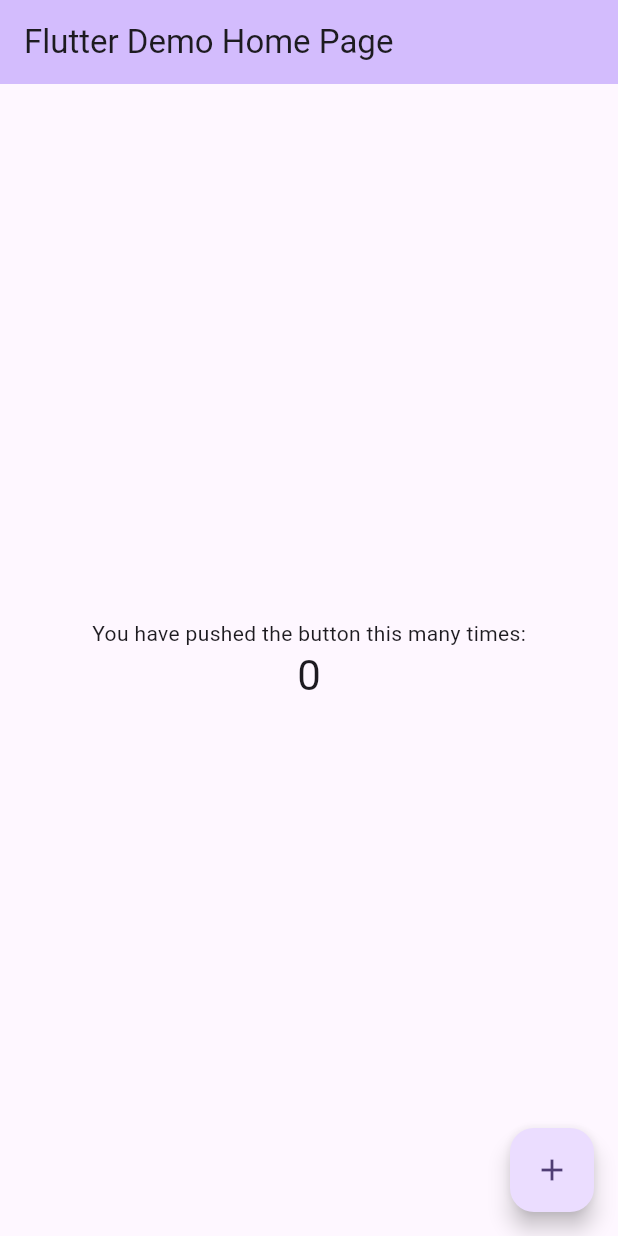
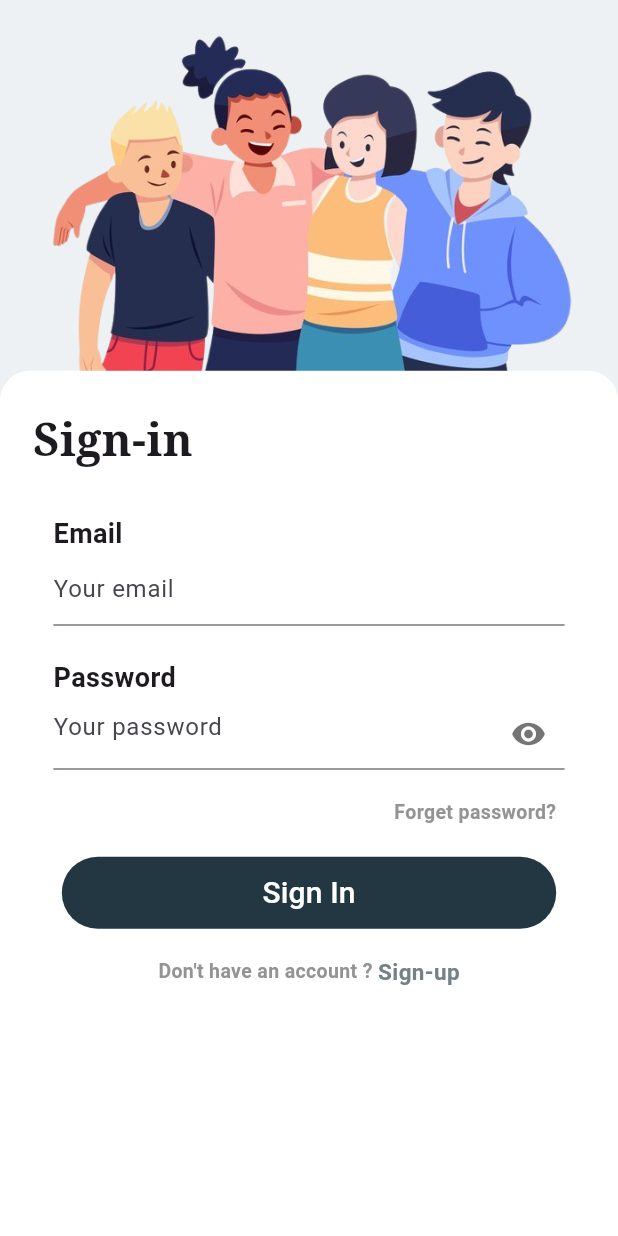
Before and after one commit to mostafa-osman-coder/flutter_auth_api, a Flutter app: the screen it shows after launch, on a phone screen of 412 x 824 dp. Run offline on Flutter 3.47's test engine with Material 3 defaults, Android fonts, the phone set to English and light mode, and no system bars; our stand-ins replace flutter_bloc, image_picker.

Commit message:
Integrates user authentication scaffolding with Bloc architecture
Adds form keys, controllers, and profile picture support to `UserCubit` for managing sign-in and sign-up states. Refactors `UserState` structure to enhance modularity and reusability.

Replaces the default app structure with `SignInScreen` as the new entry point and wraps the application in a `BlocProvider` for state management. Streamlines the app initialization process by removing unnecessary boilerplate code.

```diff
--- a/lib/cubit/user_cubit.dart
+++ b/lib/cubit/user_cubit.dart
@@ -1,8 +1,29 @@
-import 'package:bloc/bloc.dart';
-import 'package:meta/meta.dart';
+import 'package:api_with_flutter/cubit/user_state.dart';
+import 'package:flutter/material.dart';
+import 'package:flutter_bloc/flutter_bloc.dart';
 
-part 'user_state.dart';
+import 'package:image_picker/image_picker.dart';
 
 class UserCubit extends Cubit<UserState> {
   UserCubit() : super(UserInitial());
+  //Sign in Form key
+  GlobalKey<FormState> signInFormKey = GlobalKey();
+  //Sign in email
+  TextEditingController signInEmail = TextEditingController();
+  //Sign in password
+  TextEditingController signInPassword = TextEditingController();
+  //Sign Up Form key
+  GlobalKey<FormState> signUpFormKey = GlobalKey();
+  //Profile Pic
+  XFile? profilePic;
+  //Sign up name
+  TextEditingController signUpName = TextEditingController();
+  //Sign up phone number
+  TextEditingController signUpPhoneNumber = TextEditingController();
+  //Sign up email
+  TextEditingController signUpEmail = TextEditingController();
+  //Sign up password
+  TextEditingController signUpPassword = TextEditingController();
+  //Sign up confirm password
+  TextEditingController confirmPassword = TextEditingController();
 }
--- a/lib/cubit/user_state.dart
+++ b/lib/cubit/user_state.dart
@@ -1,6 +1,3 @@
-part of 'user_cubit.dart';
-
-@immutable
-sealed class UserState {}
+ class UserState {}
 
 final class UserInitial extends UserState {}
--- a/lib/main.dart
+++ b/lib/main.dart
@@ -1,122 +1,27 @@
+import 'package:api_with_flutter/cubit/user_cubit.dart';
+import 'package:api_with_flutter/screens/sign_in_screen.dart';
 import 'package:flutter/material.dart';
+import 'package:flutter_bloc/flutter_bloc.dart';
+
 
 void main() {
-  runApp(const MyApp());
+  runApp(
+    BlocProvider(
+      create: (context) => UserCubit(),
+      child: const MyApp(),
+    ),
+  );
 }
 
 class MyApp extends StatelessWidget {
-  const MyApp({super.key});
+  // ignore: use_super_parameters
+  const MyApp({Key? key}) : super(key: key);
 
-  // This widget is the root of your application.
   @override
   Widget build(BuildContext context) {
-    return MaterialApp(
-      title: 'Flutter Demo',
-      theme: ThemeData(
-        // This is the theme of your application.
-        //
-        // TRY THIS: Try running your application with "flutter run". You'll see
-        // the application has a purple toolbar. Then, without quitting the app,
-        // try changing the seedColor in the colorScheme below to Colors.green
-        // and then invoke "hot reload" (save your changes or press the "hot
-        // reload" button in a Flutter-supported IDE, or press "r" if you used
-        // the command line to start the app).
-        //
-        // Notice that the counter didn't reset back to zero; the application
-        // state is not lost during the reload. To reset the state, use hot
-        // restart instead.
-        //
-        // This works for code too, not just values: Most code changes can be
-        // tested with just a hot reload.
-        colorScheme: ColorScheme.fromSeed(seedColor: Colors.deepPurple),
-      ),
-      home: const MyHomePage(title: 'Flutter Demo Home Page'),
+    return const MaterialApp(
+      debugShowCheckedModeBanner: false,
+      home: SignInScreen(),
     );
   }
 }
-
-class MyHomePage extends StatefulWidget {
-  const MyHomePage({super.key, required this.title});
-
-  // This widget is the home page of your application. It is stateful, meaning
-  // that it has a State object (defined below) that contains fields that affect
-  // how it looks.
-
-  // This class is the configuration for the state. It holds the values (in this
-  // case the title) provided by the parent (in this case the App widget) and
-  // used by the build method of the State. Fields in a Widget subclass are
-  // always marked "final".
-
-  final String title;
-
-  @override
-  State<MyHomePage> createState() => _MyHomePageState();
-}
-
-class _MyHomePageState extends State<MyHomePage> {
-  int _counter = 0;
-
-  void _incrementCounter() {
-    setState(() {
-      // This call to setState tells the Flutter framework that something has
-      // changed in this State, which causes it to rerun the build method below
-      // so that the display can reflect the updated values. If we changed
-      // _counter without calling setState(), then the build method would not be
-      // called again, and so nothing would appear to happen.
-      _counter++;
-    });
-  }
-
-  @override
-  Widget build(BuildContext context) {
-    // This method is rerun every time setState is called, for instance as done
-    // by the _incrementCounter method above.
-    //
-    // The Flutter framework has been optimized to make rerunning build methods
-    // fast, so that you can just rebuild anything that needs updating rather
-    // than having to individually change instances of widgets.
-    return Scaffold(
-      appBar: AppBar(
-        // TRY THIS: Try changing the color here to a specific color (to
-        // Colors.amber, perhaps?) and trigger a hot reload to see the AppBar
-        // change color while the other colors stay the same.
-        backgroundColor: Theme.of(context).colorScheme.inversePrimary,
-        // Here we take the value from the MyHomePage object that was created by
-        // the App.build method, and use it to set our appbar title.
-        title: Text(widget.title),
-      ),
-      body: Center(
-        // Center is a layout widget. It takes a single child and positions it
-        // in the middle of the parent.
-        child: Column(
-          // Column is also a layout widget. It takes a list of children and
-          // arranges them vertically. By default, it sizes itself to fit its
-          // children horizontally, and tries to be as tall as its parent.
-          //
-          // Column has various properties to control how it sizes itself and
-          // how it positions its children. Here we use mainAxisAlignment to
-          // center the children vertically; the main axis here is the vertical
-          // axis because Columns are vertical (the cross axis would be
-          // horizontal).
-          //
-          // TRY THIS: Invoke "debug painting" (choose the "Toggle Debug Paint"
-          // action in the IDE, or press "p" in the console), to see the
-          // wireframe for each widget.
-          mainAxisAlignment: MainAxisAlignment.center,
-          children: <Widget>[
-            const Text('You have pushed the button this many times:'),
-            Text(
-              '$_counter',
-              style: Theme.of(context).textTheme.headlineMedium,
-            ),
-          ],
-        ),
-      ),
-      floatingActionButton: FloatingActionButton(
-        onPressed: _incrementCounter,
-        tooltip: 'Increment',
-        child: const Icon(Icons.add),
-      ), // This trailing comma makes auto-formatting nicer for build methods.
-    );
-  }
-}
--- /dev/null
+++ b/lib/screens/sign_in_screen.dart
@@ -0,0 +1,85 @@
+import 'package:api_with_flutter/cubit/user_cubit.dart';
+import 'package:api_with_flutter/screens/profile_screen.dart';
+import 'package:api_with_flutter/widgets/custom_form_button.dart';
+import 'package:api_with_flutter/widgets/custom_input_field.dart';
+import 'package:api_with_flutter/widgets/dont_have_an_account.dart';
+import 'package:api_with_flutter/widgets/forget_password_widget.dart';
+import 'package:api_with_flutter/widgets/page_header.dart';
+import 'package:api_with_flutter/widgets/page_heading.dart';
+import 'package:flutter/material.dart';
+import 'package:flutter_bloc/flutter_bloc.dart';
+
+class SignInScreen extends StatelessWidget {
+  // ignore: use_super_parameters
+  const SignInScreen({Key? key}) : super(key: key);
+
+  @override
+  Widget build(BuildContext context) {
+    Size size = MediaQuery.of(context).size;
+    return SafeArea(
+      child: Scaffold(
+        backgroundColor: const Color(0xffEEF1F3),
+        body: Column(
+          children: [
+            const PageHeader(),
+            Expanded(
+              child: Container(
+                decoration: const BoxDecoration(
+                  color: Colors.white,
+                  borderRadius: BorderRadius.vertical(
+                    top: Radius.circular(20),
+                  ),
+                ),
+                child: SingleChildScrollView(
+                  child: Form(
+                    key: context.read<UserCubit>().signInFormKey,
+                    child: Column(
+                      children: [
+                        const PageHeading(title: 'Sign-in'),
+                        //!Email
+                        CustomInputField(
+                          labelText: 'Email',
+                          hintText: 'Your email',
+                          controller: context.read<UserCubit>().signInEmail,
+                        ),
+                        const SizedBox(height: 16),
+                        //!Password
+                        CustomInputField(
+                          labelText: 'Password',
+                          hintText: 'Your password',
+                          obscureText: true,
+                          suffixIcon: true,
+                          controller: context.read<UserCubit>().signInPassword,
+                        ),
+                        const SizedBox(height: 16),
+                        //! Forget password?
+                        ForgetPasswordWidget(size: size),
+                        const SizedBox(height: 20),
+                        //!Sign In Button
+                        CustomFormButton(
+                          innerText: 'Sign In',
+                          onPressed: () {
+                            Navigator.push(
+                              context,
+                              MaterialPageRoute(
+                                builder: (context) => const ProfileScreen(),
+                              ),
+                            );
+                          },
+                        ),
+                        const SizedBox(height: 18),
+                        //! Dont Have An Account ?
+                        DontHaveAnAccountWidget(size: size),
+                        const SizedBox(height: 20),
+                      ],
+                    ),
+                  ),
+                ),
+              ),
+            ),
+          ],
+        ),
+      ),
+    );
+  }
+}
--- /dev/null
+++ b/lib/widgets/custom_form_button.dart
@@ -0,0 +1,24 @@
+import 'package:flutter/material.dart';
+
+class CustomFormButton extends StatelessWidget {
+  final String innerText;
+  final void Function()? onPressed;
+  // ignore: use_super_parameters
+  const CustomFormButton({Key? key, required this.innerText, required this.onPressed}) : super(key: key);
+
+  @override
+  Widget build(BuildContext context) {
+    Size size = MediaQuery.of(context).size;
+    return Container(
+      width: size.width * 0.8,
+      decoration: BoxDecoration(
+        color: const Color(0xff233743),
+        borderRadius: BorderRadius.circular(26),
+      ),
+      child: TextButton(
+        onPressed: onPressed,
+        child: Text(innerText, style: const TextStyle(color: Colors.white, fontSize: 20),),
+      ),
+    );
+  }
+}
--- /dev/null
+++ b/lib/widgets/custom_input_field.dart
@@ -0,0 +1,80 @@
+import 'package:flutter/material.dart';
+
+class CustomInputField extends StatefulWidget {
+  final String labelText;
+  final String hintText;
+  final bool suffixIcon;
+  final bool? isDense;
+  final bool obscureText;
+  final TextEditingController? controller;
+
+  // ignore: use_super_parameters
+  const CustomInputField(
+      {Key? key,
+      required this.labelText,
+      required this.hintText,
+      this.suffixIcon = false,
+      this.isDense,
+      this.obscureText = false,
+      this.controller})
+      : super(key: key);
+
+  @override
+  State<CustomInputField> createState() => _CustomInputFieldState();
+}
+
+class _CustomInputFieldState extends State<CustomInputField> {
+  bool _obscureText = true;
+  @override
+  Widget build(BuildContext context) {
+    Size size = MediaQuery.of(context).size;
+    return Container(
+      width: size.width * 0.9,
+      padding: const EdgeInsets.symmetric(horizontal: 15, vertical: 3),
+      child: Column(
+        children: [
+          Align(
+            alignment: Alignment.centerLeft,
+            child: Text(
+              widget.labelText,
+              style: const TextStyle(fontSize: 18, fontWeight: FontWeight.bold),
+            ),
+          ),
+          TextFormField(
+            obscureText: (widget.obscureText && _obscureText),
+            decoration: InputDecoration(
+              isDense: (widget.isDense != null) ? widget.isDense : false,
+              hintText: widget.hintText,
+              suffixIcon: widget.suffixIcon
+                  ? IconButton(
+                      icon: Icon(
+                        _obscureText
+                            ? Icons.remove_red_eye
+                            : Icons.visibility_off_outlined,
+                        color: Colors.black54,
+                      ),
+                      onPressed: () {
+                        setState(() {
+                          _obscureText = !_obscureText;
+                        });
+                      },
+                    )
+                  : null,
+              suffixIconConstraints: (widget.isDense != null)
+                  ? const BoxConstraints(maxHeight: 33)
+                  : null,
+            ),
+            autovalidateMode: AutovalidateMode.onUserInteraction,
+            validator: (textValue) {
+              if (textValue == null || textValue.isEmpty) {
+                return 'required!';
+              }
+              return null;
+            },
+            controller: widget.controller,
+          ),
+        ],
+      ),
+    );
+  }
+}
--- /dev/null
+++ b/lib/widgets/dont_have_an_account.dart
@@ -0,0 +1,48 @@
+import 'package:api_with_flutter/screens/sign_up_screen.dart';
+import 'package:flutter/material.dart';
+
+
+class DontHaveAnAccountWidget extends StatelessWidget {
+  const DontHaveAnAccountWidget({
+    super.key,
+    required this.size,
+  });
+
+  final Size size;
+
+  @override
+  Widget build(BuildContext context) {
+    return SizedBox(
+      width: size.width * 0.8,
+      child: Row(
+        mainAxisAlignment: MainAxisAlignment.center,
+        children: [
+          const Text(
+            'Don\'t have an account ? ',
+            style: TextStyle(
+                fontSize: 13,
+                color: Color(0xff939393),
+                fontWeight: FontWeight.bold),
+          ),
+          GestureDetector(
+            onTap: () => {
+              Navigator.push(
+                context,
+                MaterialPageRoute(
+                  builder: (context) => const SignUpScreen(),
+                ),
+              )
+            },
+            child: const Text(
+              'Sign-up',
+              style: TextStyle(
+                  fontSize: 15,
+                  color: Color(0xff748288),
+                  fontWeight: FontWeight.bold),
+            ),
+          ),
+        ],
+      ),
+    );
+  }
+}
--- /dev/null
+++ b/lib/widgets/forget_password_widget.dart
@@ -0,0 +1,36 @@
+import 'package:flutter/material.dart';
+
+class ForgetPasswordWidget extends StatelessWidget {
+  const ForgetPasswordWidget({
+    super.key,
+    required this.size,
+  });
+
+  final Size size;
+
+  @override
+  Widget build(BuildContext context) {
+    return Container(
+      width: size.width * 0.80,
+      alignment: Alignment.centerRight,
+      child: GestureDetector(
+        onTap: () => {
+          // Navigator.push(
+          //   context,
+          //   MaterialPageRoute(
+          //     builder: (context) => const ForgetPasswordPage(),
+          //   ),
+          // )
+        },
+        child: const Text(
+          'Forget password?',
+          style: TextStyle(
+            color: Color(0xff939393),
+            fontSize: 13,
+            fontWeight: FontWeight.bold,
+          ),
+        ),
+      ),
+    );
+  }
+}
--- /dev/null
+++ b/lib/widgets/page_header.dart
@@ -0,0 +1,16 @@
+import 'package:flutter/material.dart';
+
+class PageHeader extends StatelessWidget {
+  // ignore: use_super_parameters
+  const PageHeader({Key? key}) : super(key: key);
+
+  @override
+  Widget build(BuildContext context) {
+    Size size = MediaQuery.of(context).size;
+    return SizedBox(
+      width: double.infinity,
+      height: size.height * 0.3,
+      child: Image.asset('assets/images/friendship.png'),
+    );
+  }
+}
--- /dev/null
+++ b/lib/widgets/page_heading.dart
@@ -0,0 +1,23 @@
+import 'package:flutter/material.dart';
+
+class PageHeading extends StatelessWidget {
+  final String title;
+  // ignore: use_super_parameters
+  const PageHeading({Key? key, required this.title}) : super(key: key);
+
+  @override
+  Widget build(BuildContext context) {
+    return Container(
+      alignment: Alignment.centerLeft,
+      padding: const EdgeInsets.symmetric(horizontal: 22, vertical: 25),
+      child: Text(
+        title,
+        style: const TextStyle(
+            fontSize: 30,
+            fontWeight: FontWeight.bold,
+            fontFamily: 'NotoSerif'
+        ),
+      ),
+    );
+  }
+}
```
Also changed, not shown: lib/screens/sign_up_screen.dart (added, +90 -0 lines), lib/widgets/already_have_an_account_widget.dart (added, +37 -0 lines), lib/widgets/pick_image_widget.dart (added, +44 -0 lines).
